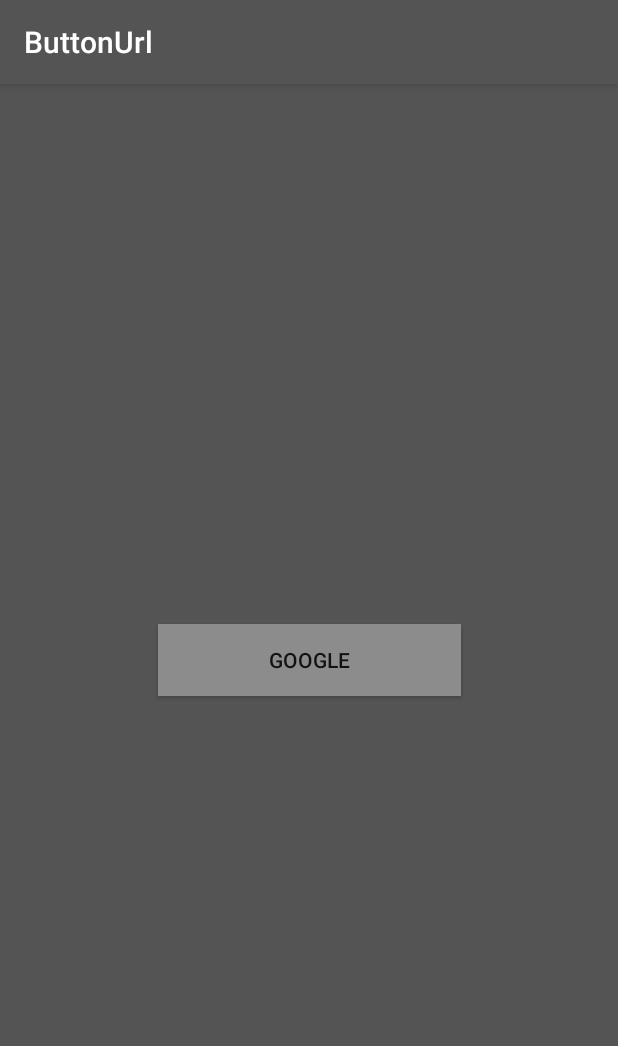
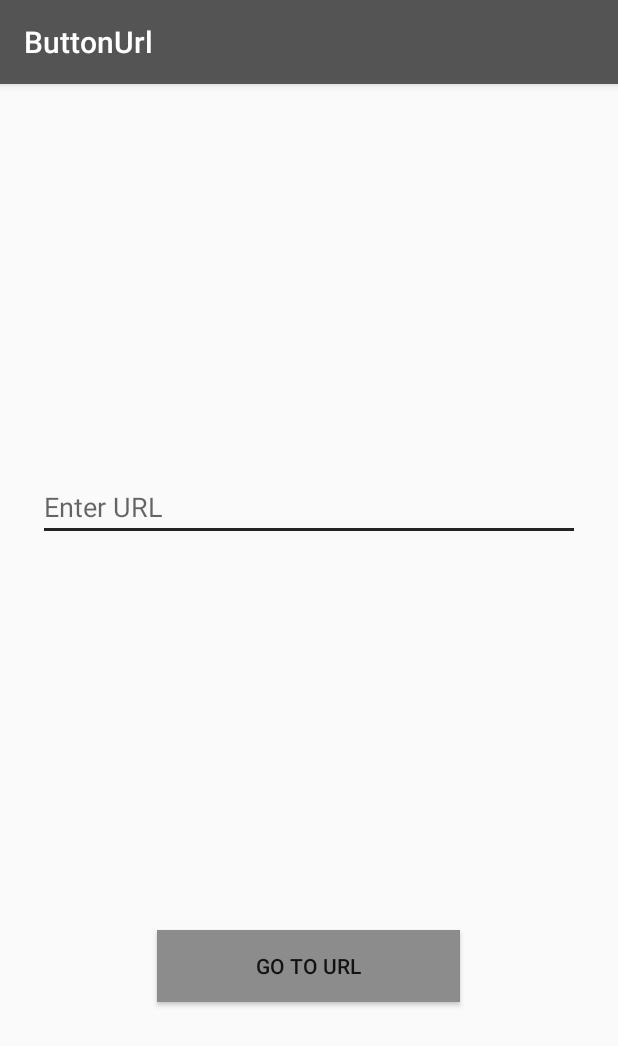
Before and after one commit to vihansolo/Android-Studio-Projects, an Android app: the screen it shows after launch (MainActivity), on a phone screen of 412 x 824 dp. Shown: the top 1046 px of the screen. Run offline under Robolectric (Android 15) with nearby library versions, the phone set to English and light mode, and no system bars.

Commit message:
Updated ButtonURL app to input dynamic URL.

```diff
--- a/ButtonUrl/app/src/main/java/ga/vihanggarud/www/buttonurl/MainActivity.java
+++ b/ButtonUrl/app/src/main/java/ga/vihanggarud/www/buttonurl/MainActivity.java
@@ -6,8 +6,11 @@ import android.support.v7.app.AppCompatActivity;
 import android.os.Bundle;
 import android.view.View;
 import android.widget.Button;
+import android.widget.EditText;
 
 public class MainActivity extends AppCompatActivity {
+
+    EditText url;
 
     @Override
     protected void onCreate(Bundle savedInstanceState) {
@@ -15,9 +18,11 @@ public class MainActivity extends AppCompatActivity {
         setContentView(R.layout.activity_main);
     }
 
-    public void onClickGoogle (View v) {
+    public void onClickURLButton (View v) {
 
-        Uri uri = Uri.parse("https://www.google.com");
+        url = findViewById(R.id.url);
+
+        Uri uri = Uri.parse(url.getText().toString());
         Intent intent = new Intent(Intent.ACTION_VIEW,uri);
         startActivity(intent);
     }
--- a/ButtonUrl/app/src/main/res/layout/activity_main.xml
+++ b/ButtonUrl/app/src/main/res/layout/activity_main.xml
@@ -4,19 +4,34 @@
     xmlns:tools="http://schemas.android.com/tools"
     android:layout_width="match_parent"
     android:layout_height="match_parent"
-    android:background="@color/colorPrimary"
     tools:context="ga.vihanggarud.www.buttonurl.MainActivity">
 
+    <EditText
+        android:id="@+id/url"
+        android:layout_width="match_parent"
+        android:layout_height="wrap_content"
+        android:layout_marginBottom="8dp"
+        android:layout_marginEnd="25dp"
+        android:layout_marginStart="25dp"
+        android:layout_marginTop="8dp"
+        android:hint="@string/url"
+        android:inputType="textUri"
+        app:layout_constraintBottom_toTopOf="@+id/urlButton"
+        app:layout_constraintEnd_toEndOf="parent"
+        app:layout_constraintStart_toStartOf="parent"
+        app:layout_constraintTop_toTopOf="parent" />
+
     <Button
-        android:id="@+id/google"
+        android:id="@+id/urlButton"
         android:layout_width="202dp"
         android:layout_height="wrap_content"
+        android:layout_marginBottom="156dp"
         android:background="@color/buttonColor"
-        android:onClick="onClickGoogle"
-        android:text="@string/google"
+        android:onClick="onClickURLButton"
+        android:text="@string/urlButton"
         app:layout_constraintBottom_toBottomOf="parent"
+        app:layout_constraintHorizontal_bias="0.497"
         app:layout_constraintLeft_toLeftOf="parent"
-        app:layout_constraintRight_toRightOf="parent"
-        app:layout_constraintTop_toTopOf="parent" />
+        app:layout_constraintRight_toRightOf="parent" />
 
 </android.support.constraint.ConstraintLayout>
--- a/ButtonUrl/app/src/main/res/values/strings.xml
+++ b/ButtonUrl/app/src/main/res/values/strings.xml
@@ -2,5 +2,9 @@
     <string name="app_name">ButtonUrl</string>
 
     //Buttons
-    <string name="google">Google</string>
+    <string name="urlButton">Go to URL</string>
+
+    //EditTexts
+    <string name="url">Enter URL</string>
+
 </resources>
--- a/ButtonUrl/build.gradle
+++ b/ButtonUrl/build.gradle
@@ -7,7 +7,7 @@ buildscript {
         jcenter()
     }
     dependencies {
-        classpath 'com.android.tools.build:gradle:3.0.1'
+        classpath 'com.android.tools.build:gradle:3.1.2'
 
 
         // NOTE: Do not place your application dependencies here; they belong
```
Also changed, not shown: ButtonUrl/gradle/wrapper/gradle-wrapper.properties.
